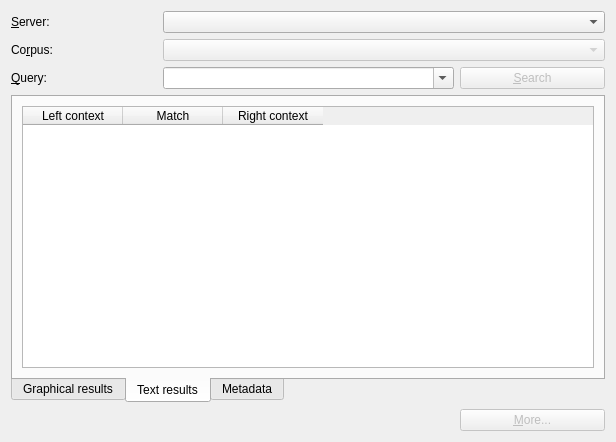
Qt form src/poliqarpwidget.ui (jsbien/djview-poliqarp_fork) before a commit.
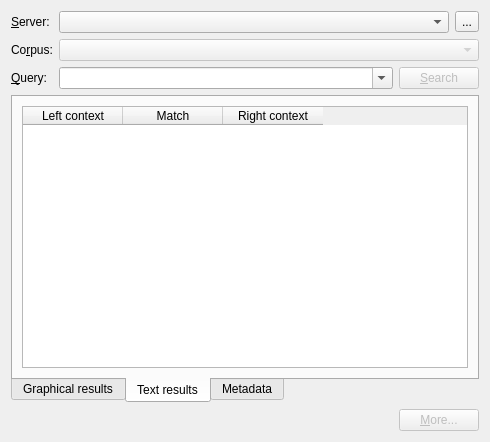
The same form after that commit. Custom widgets are drawn as their Qt base class.

The edit to the form file:
```diff
--- a/src/poliqarpwidget.ui
+++ b/src/poliqarpwidget.ui
@@ -6,13 +6,15 @@
    <rect>
     <x>0</x>
     <y>0</y>
-    <width>616</width>
+    <width>490</width>
     <height>442</height>
    </rect>
   </property>
   <property name="windowTitle">
    <string notr="true">Form</string>
   </property>
+  <layout class="QVBoxLayout" name="verticalLayout">
+   <item>
   <layout class="QGridLayout" name="gridLayout">
    <item row="0" column="0">
     <widget class="QLabel" name="serverLabel">
@@ -24,6 +26,27 @@
      </property>
     </widget>
    </item>
+     <item row="0" column="1">
+      <layout class="QHBoxLayout" name="horizontalLayout_4">
+       <item>
+        <widget class="QComboBox" name="serverCombo">
+         <property name="sizePolicy">
+          <sizepolicy hsizetype="Expanding" vsizetype="Fixed">
+           <horstretch>0</horstretch>
+           <verstretch>0</verstretch>
+          </sizepolicy>
+         </property>
+        </widget>
+       </item>
+       <item>
+        <widget class="QToolButton" name="configureServerButton">
+         <property name="text">
+          <string>...</string>
+         </property>
+        </widget>
+       </item>
+      </layout>
+     </item>
    <item row="1" column="0">
     <widget class="QLabel" name="corpusLabel">
      <property name="text">
@@ -34,7 +57,7 @@
      </property>
     </widget>
    </item>
-   <item row="1" column="1" colspan="3">
+     <item row="1" column="1">
     <widget class="QComboBox" name="corpusCombo">
      <property name="enabled">
       <bool>false</bool>
@@ -57,7 +80,9 @@
      </property>
     </widget>
    </item>
-   <item row="2" column="1" colspan="2">
+     <item row="2" column="1">
+      <layout class="QHBoxLayout" name="horizontalLayout_5">
+       <item>
     <widget class="QComboBox" name="queryCombo">
      <property name="sizePolicy">
       <sizepolicy hsizetype="Expanding" vsizetype="Fixed">
@@ -70,7 +95,7 @@
      </property>
     </widget>
    </item>
-   <item row="2" column="3">
+       <item>
     <widget class="QPushButton" name="searchButton">
      <property name="enabled">
       <bool>false</bool>
@@ -80,7 +105,11 @@
      </property>
     </widget>
    </item>
-   <item row="3" column="0" colspan="4">
+      </layout>
+     </item>
+    </layout>
+   </item>
+   <item>
     <widget class="QTabWidget" name="resultWidget">
      <property name="tabPosition">
       <enum>QTabWidget::South</enum>
@@ -151,32 +180,39 @@
      </widget>
     </widget>
    </item>
-   <item row="4" column="3">
-    <widget class="QPushButton" name="moreButton">
-     <property name="enabled">
-      <bool>false</bool>
-     </property>
-     <property name="text">
-      <string>&amp;More...</string>
-     </property>
-    </widget>
-   </item>
-   <item row="4" column="0" colspan="3">
+   <item>
+    <layout class="QHBoxLayout" name="horizontalLayout_6">
+     <item>
     <widget class="QLabel" name="matchLabel">
      <property name="text">
       <string/>
      </property>
     </widget>
    </item>
-   <item row="0" column="1" colspan="3">
-    <widget class="QComboBox" name="serverCombo">
-     <property name="sizePolicy">
-      <sizepolicy hsizetype="Expanding" vsizetype="Fixed">
-       <horstretch>0</horstretch>
-       <verstretch>0</verstretch>
-      </sizepolicy>
-     </property>
-    </widget>
+     <item>
+      <spacer name="horizontalSpacer">
+       <property name="orientation">
+        <enum>Qt::Horizontal</enum>
+       </property>
+       <property name="sizeHint" stdset="0">
+        <size>
+         <width>40</width>
+         <height>20</height>
+        </size>
+       </property>
+      </spacer>
+     </item>
+     <item>
+      <widget class="QPushButton" name="moreButton">
+       <property name="enabled">
+        <bool>false</bool>
+       </property>
+       <property name="text">
+        <string>&amp;More...</string>
+       </property>
+      </widget>
+     </item>
+    </layout>
    </item>
   </layout>
  </widget>
```
Left out of the diff: 5 changed lines with no effect on the pictures. Lines whose indentation alone changed are shown as unchanged.
